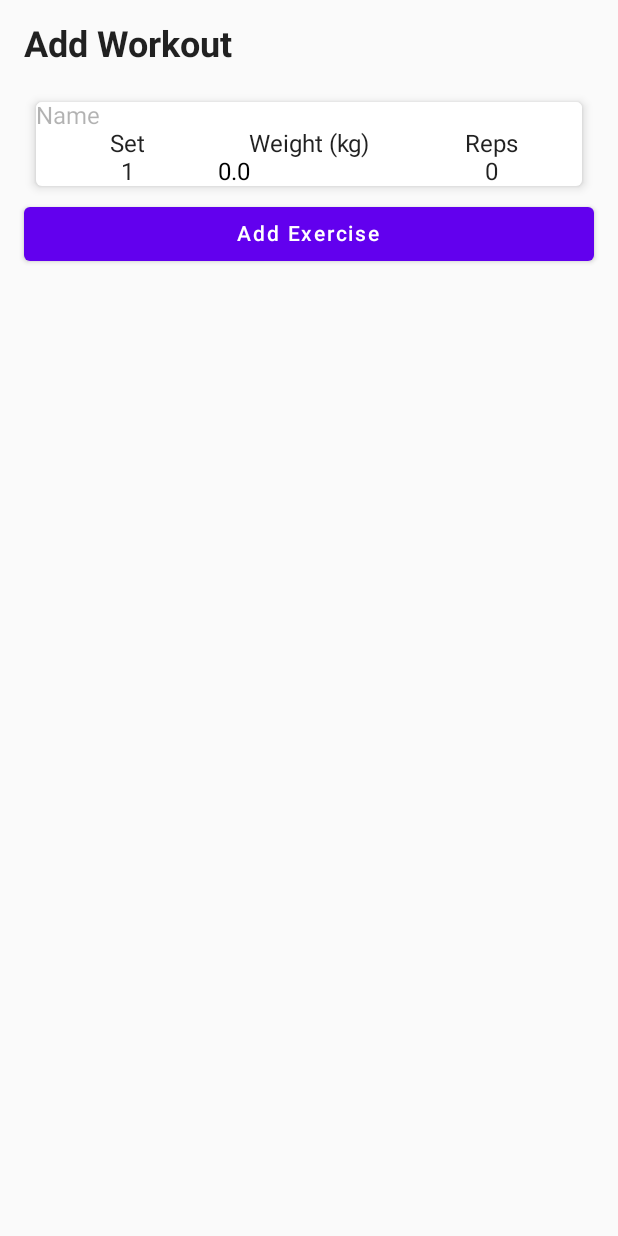
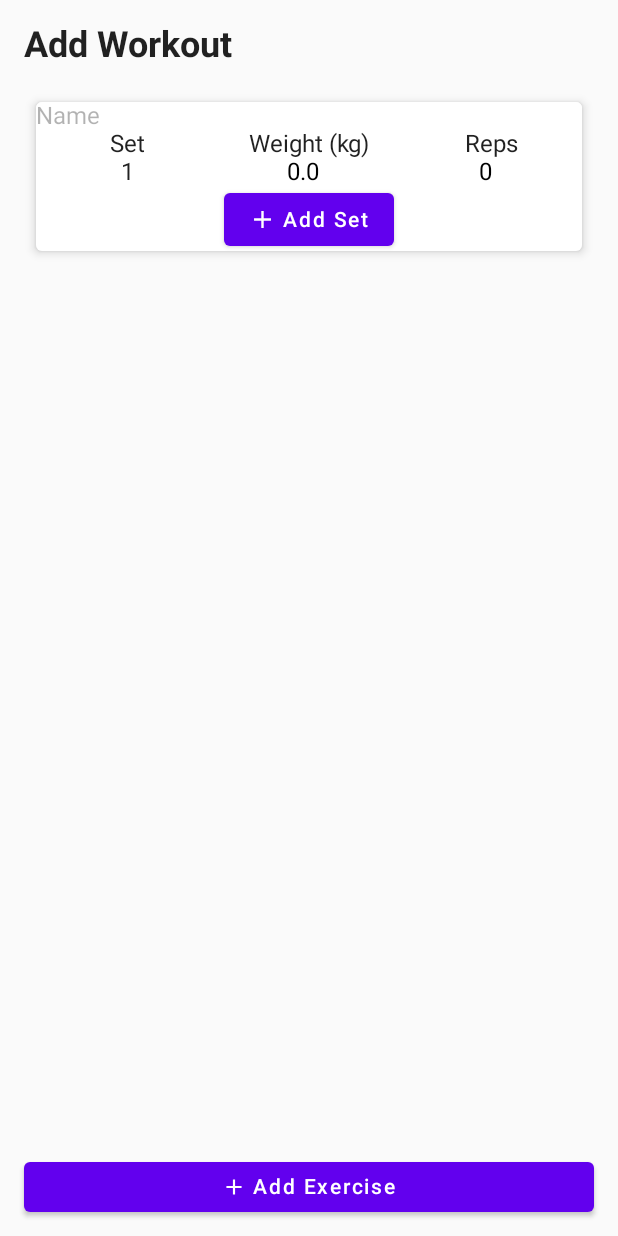
Before and after one commit to dillonpike/Gym-Tracker, an Android app built with Jetpack Compose: the WorkoutTrackingScreen screen opened through its navigation route, on a phone screen of 412 x 824 dp. Run offline under Robolectric (Android 15) with nearby library versions, the phone set to English and light mode, and no system bars; our stand-ins replace livedata-compose.

Commit message:
Refactored add workout code. Sets can be added. Add exercise button doesn't disappear when there are too many exercises/sets.

```diff
--- a/app/src/main/java/nz/ac/uclive/dkp33/fitnesstracker/FitnessTrackerApp.kt
+++ b/app/src/main/java/nz/ac/uclive/dkp33/fitnesstracker/FitnessTrackerApp.kt
@@ -14,6 +14,7 @@ import androidx.navigation.NavController
 import androidx.navigation.compose.NavHost
 import androidx.navigation.compose.composable
 import androidx.navigation.compose.rememberNavController
+import nz.ac.uclive.dkp33.fitnesstracker.Screens.WorkoutTrackingScreen
 
 @Composable
 fun FitnessTrackerApp() {
--- /dev/null
+++ b/app/src/main/java/nz/ac/uclive/dkp33/fitnesstracker/Screens/WorkoutTrackingScreen.kt
@@ -0,0 +1,275 @@
+package nz.ac.uclive.dkp33.fitnesstracker.Screens
+
+import android.util.Log
+import androidx.compose.foundation.background
+import androidx.compose.foundation.layout.*
+import androidx.compose.foundation.lazy.LazyColumn
+import androidx.compose.foundation.lazy.itemsIndexed
+import androidx.compose.foundation.text.BasicTextField
+import androidx.compose.material.*
+import androidx.compose.material.icons.Icons
+import androidx.compose.material.icons.filled.Add
+import androidx.compose.runtime.*
+import androidx.compose.runtime.livedata.observeAsState
+import androidx.compose.ui.Alignment
+import androidx.compose.ui.Modifier
+import androidx.compose.ui.graphics.SolidColor
+import androidx.compose.ui.res.stringResource
+import androidx.compose.ui.text.font.FontWeight
+import androidx.compose.ui.text.style.TextAlign
+import androidx.compose.ui.tooling.preview.Preview
+import androidx.compose.ui.unit.TextUnit
+import androidx.compose.ui.unit.dp
+import androidx.compose.ui.unit.sp
+import androidx.lifecycle.LiveData
+import androidx.lifecycle.MutableLiveData
+import androidx.lifecycle.ViewModel
+import androidx.lifecycle.viewmodel.compose.viewModel
+import androidx.navigation.NavController
+import androidx.navigation.compose.*
+import nz.ac.uclive.dkp33.fitnesstracker.R
+import nz.ac.uclive.dkp33.fitnesstracker.model.Exercise
+import nz.ac.uclive.dkp33.fitnesstracker.model.WorkoutViewModel
+import nz.ac.uclive.dkp33.fitnesstracker.ui.theme.FitnessTrackerTheme
+import java.util.*
+
+@Composable
+fun WorkoutTrackingScreen(navController: NavController, workoutViewModel: WorkoutViewModel = viewModel()) {
+    val exercises by workoutViewModel.exercises.observeAsState(listOf())
+    Column(
+        modifier = Modifier
+            .fillMaxSize()
+            .padding(16.dp)
+    ) {
+        AddWorkoutHeading()
+        Box (modifier = Modifier.weight(0.95f)) {
+            LazyColumn {
+                itemsIndexed(exercises) { exerciseIndex, exercise ->
+                    Card(
+                        modifier = Modifier
+                            .fillMaxWidth()
+                            .padding(8.dp),
+                        elevation = 4.dp
+                    ) {
+                        Column(
+                            horizontalAlignment = Alignment.CenterHorizontally
+                        ) {
+                            Row {
+                                NameTextField(
+                                    value = exercise.name,
+                                    onValueChange = {
+                                        workoutViewModel.updateExercise(
+                                            exerciseIndex,
+                                            exercise.copy(name = it)
+                                        )
+                                    }
+                                )
+                            }
+                            SetTitles()
+                            SetRows(workoutViewModel, exercise, exerciseIndex)
+                            AddSetButton(workoutViewModel, exerciseIndex)
+                        }
+                    }
+                }
+            }
+        }
+        Box (modifier = Modifier.weight(0.05f).padding(top=4.dp)) {
+            AddExerciseButton(workoutViewModel)
+        }
+    }
+}
+
+@Composable
+private fun AddWorkoutHeading() {
+    Text(
+        text = "Add Workout",
+        style = MaterialTheme.typography.h5,
+        fontWeight = FontWeight.Bold,
+        modifier = Modifier.padding(bottom = 16.dp)
+    )
+}
+
+@Composable
+private fun AddExerciseButton(workoutViewModel: WorkoutViewModel) {
+    Button(
+        onClick = {
+            workoutViewModel.addExercise()
+        },
+        modifier = Modifier.fillMaxWidth()
+    ) {
+        Icon(
+            imageVector = Icons.Default.Add,
+            contentDescription = stringResource(id = R.string.add_set_button_description)
+        )
+        Text(
+            text = stringResource(id = R.string.add_exercise_button),
+            modifier = Modifier.padding(start = 4.dp)
+        )
+    }
+}
+
+@Composable
+private fun AddSetButton(workoutViewModel: WorkoutViewModel, exerciseIndex: Int) {
+    Button(
+        onClick = { workoutViewModel.addSet(exerciseIndex) },
+        modifier = Modifier
+            .padding(4.dp)
+            .height(35.dp)
+    ) {
+        Icon(
+            imageVector = Icons.Default.Add,
+            contentDescription = stringResource(id = R.string.add_set_button_description)
+        )
+        Text(
+            text = stringResource(id = R.string.add_set_button_description),
+            modifier = Modifier.padding(start = 4.dp)
+        )
+    }
+}
+
+@Composable
+private fun NameTextField(value : String, onValueChange: (String) -> Unit) {
+    CustomTextField(
+        value = value,
+        onValueChange = { onValueChange(it) },
+        fontSize = 16.sp,
+        placeholderText = "Name"
+    )
+}
+
+@Composable
+private fun SetTextField(value: String, onValueChange: (String) -> Unit) {
+    CustomTextField(
+        value = value,
+        onValueChange = { onValueChange(it) },
+        fontSize = 16.sp,
+        placeholderText = "",
+        textAlign = TextAlign.Center
+    )
+}
+
+@Composable
+private fun SetTitles() {
+    Row (
+        modifier = Modifier.fillMaxWidth(),
+        horizontalArrangement = Arrangement.SpaceEvenly
+    ) {
+        Box(
+            modifier = Modifier.weight(1f),
+            contentAlignment = Alignment.Center
+        ) {
+            Text(text = "Set")
+        }
+        Box(
+            modifier = Modifier.weight(1f),
+            contentAlignment = Alignment.Center
+        ) {
+            Text(text = "Weight (kg)")
+        }
+        Box(
+            modifier = Modifier.weight(1f),
+            contentAlignment = Alignment.Center
+        ) {
+            Text(text = "Reps")
+        }
+    }
+}
+
+@Composable
+private fun SetRows(workoutViewModel: WorkoutViewModel, exercise: Exercise, exerciseIndex: Int) {
+    exercise.sets.forEachIndexed { setIndex, set ->
+        Row (
+            modifier = Modifier.fillMaxWidth(),
+            horizontalArrangement = Arrangement.SpaceEvenly
+        ) {
+            Box(
+                modifier = Modifier.weight(1f),
+                contentAlignment = Alignment.Center
+            ) {
+                Text(text = "${setIndex+1}")
+            }
+            Box(
+                modifier = Modifier.weight(1f),
+                contentAlignment = Alignment.Center
+            ) {
+                SetTextField(
+                    value = "${set.first}",
+                    onValueChange = {
+                        workoutViewModel.updateSetValue(exerciseIndex, setIndex, it, true)
+                    }
+                )
+            }
+            Box(
+                modifier = Modifier.weight(1f),
+                contentAlignment = Alignment.Center
+            ) {
+                SetTextField(
+                    value = "${set.second}",
+                    onValueChange = {
+                        workoutViewModel.updateSetValue(exerciseIndex, setIndex, it, false)
+                    }
+                )
+            }
+        }
+    }
+}
+
+@Composable
+private fun CustomTextField(
+    value: String,
+    onValueChange: (String) -> Unit,
+    modifier: Modifier = Modifier,
+    leadingIcon: (@Composable () -> Unit)? = null,
+    trailingIcon: (@Composable () -> Unit)? = null,
+    placeholderText: String = "Placeholder",
+    fontSize: TextUnit = MaterialTheme.typography.body2.fontSize,
+    textAlign: TextAlign = TextAlign.Left
+) {
+    BasicTextField(
+        modifier = modifier
+        .background(
+            MaterialTheme.colors.surface,
+            MaterialTheme.shapes.small,
+        ),
+//        .fillMaxWidth(),
+        value = value,
+        onValueChange = {
+            Log.v("info", it)
+            onValueChange(it) },
+        singleLine = true,
+        cursorBrush = SolidColor(MaterialTheme.colors.primary),
+        textStyle = LocalTextStyle.current.copy(
+            color = MaterialTheme.colors.onSurface,
+            fontSize = fontSize,
+            textAlign = textAlign
+        ),
+        decorationBox = { innerTextField ->
+            Row(
+                modifier,
+                verticalAlignment = Alignment.CenterVertically
+            ) {
+                if (leadingIcon != null) leadingIcon()
+                Box(Modifier.weight(1f)) {
+                    if (value.isEmpty()) Text(
+                        placeholderText,
+                        style = LocalTextStyle.current.copy(
+                            color = MaterialTheme.colors.onSurface.copy(alpha = 0.3f),
+                            fontSize = fontSize
+                        )
+                    )
+                    innerTextField()
+                }
+                if (trailingIcon != null) trailingIcon()
+            }
+        }
+    )
+}
+
+@Preview(showBackground = true)
+@Composable
+fun DefaultPreview() {
+    FitnessTrackerTheme {
+        val navController = rememberNavController()
+        WorkoutTrackingScreen(navController)
+    }
+}
--- a/app/src/main/java/nz/ac/uclive/dkp33/fitnesstracker/WorkoutTrackingScreen.kt
+++ /dev/null
@@ -1,248 +0,0 @@
-package nz.ac.uclive.dkp33.fitnesstracker
-
-import android.util.Log
-import androidx.compose.animation.*
-import androidx.compose.animation.core.animateFloatAsState
-import androidx.compose.foundation.background
-import androidx.compose.foundation.layout.*
-import androidx.compose.foundation.lazy.LazyColumn
-import androidx.compose.foundation.lazy.items
-import androidx.compose.foundation.lazy.itemsIndexed
-import androidx.compose.foundation.text.BasicTextField
-import androidx.compose.foundation.text.KeyboardActions
-import androidx.compose.foundation.text.KeyboardOptions
-import androidx.compose.material.*
-import androidx.compose.runtime.*
-import androidx.compose.runtime.livedata.observeAsState
-import androidx.compose.runtime.saveable.rememberSaveable
-import androidx.compose.ui.Alignment
-import androidx.compose.ui.Modifier
-import androidx.compose.ui.draw.alpha
-import androidx.compose.ui.graphics.Color
-import androidx.compose.ui.graphics.SolidColor
-import androidx.compose.ui.text.font.FontStyle
-import androidx.compose.ui.text.font.FontWeight
-import androidx.compose.ui.text.input.ImeAction
-import androidx.compose.ui.text.input.KeyboardType
-import androidx.compose.ui.tooling.preview.Preview
-import androidx.compose.ui.unit.TextUnit
-import androidx.compose.ui.unit.dp
-import androidx.compose.ui.unit.sp
-import androidx.lifecycle.LiveData
-import androidx.lifecycle.MutableLiveData
-import androidx.lifecycle.ViewModel
-import androidx.lifecycle.viewmodel.compose.viewModel
-import androidx.navigation.NavController
-import androidx.navigation.compose.*
-import nz.ac.uclive.dkp33.fitnesstracker.model.Exercise
-import nz.ac.uclive.dkp33.fitnesstracker.model.Workout
-import nz.ac.uclive.dkp33.fitnesstracker.ui.theme.FitnessTrackerTheme
-import java.text.SimpleDateFormat
-import java.util.*
-
-class WorkoutViewModel : ViewModel() {
-
-    private val _workoutDate = MutableLiveData<Date>(Calendar.getInstance().time)
-    val workoutDate: LiveData<Date>
-        get() = _workoutDate
-
-    private val _exercises = MutableLiveData<List<Exercise>>(listOf(Exercise("", listOf(0f to 0))))
-    val exercises: LiveData<List<Exercise>>
-        get() = _exercises
-
-    private val _name = MutableLiveData("")
-    val name: LiveData<String>
-        get() = _name
-
-    fun setWorkoutDate(date: Date) {
-        _workoutDate.value = date
-    }
-
-    fun setExercises(newExercises: List<Exercise>) {
-        _exercises.value = newExercises
-    }
-
-    fun updateExercise(index: Int, updatedExercise: Exercise) {
-        val updatedExercises = exercises.value?.toMutableList() ?: mutableListOf()
-        updatedExercises[index] = updatedExercise
-        _exercises.value = updatedExercises
-    }
-
-    fun addExercise() {
-        val updatedExercises = exercises.value?.toMutableList() ?: mutableListOf()
-        updatedExercises.add(Exercise("", listOf(0f to 0)))
-        _exercises.value = updatedExercises
-    }
-}
-
-@Composable
-fun WorkoutTrackingScreen(navController: NavController, workoutViewModel: WorkoutViewModel = viewModel()) {
-    val exercises by workoutViewModel.exercises.observeAsState(listOf())
-    Column(
-        modifier = Modifier
-            .fillMaxSize()
-            .padding(16.dp)
-    ) {
-        Text(
-            text = "Add Workout",
-            style = MaterialTheme.typography.h5,
-            fontWeight = FontWeight.Bold,
-            modifier = Modifier.padding(bottom = 16.dp)
-        )
-        LazyColumn {
-            itemsIndexed(exercises) { index, exercise ->
-                Card(
-                    modifier = Modifier
-                        .fillMaxWidth()
-                        .padding(8.dp),
-                    elevation = 4.dp
-                ) {
-                    Column {
-                        CustomTextField(
-                            value = exercise.name,
-                            onValueChange = {
-                                workoutViewModel.updateExercise(index, exercise.copy(name = it))
-                            },
-                            fontSize = 16.sp,
-                            placeholderText = "Name"
-                        )
-                        SetsTitles()
-                        exercise.sets.forEachIndexed { index, set ->
-                            Row (
-                                modifier = Modifier.fillMaxWidth(),
-                                horizontalArrangement = Arrangement.SpaceEvenly
-                            ) {
-                                Box(
-                                    modifier = Modifier.weight(1f),
-                                    contentAlignment = Alignment.Center
-                                ) {
-                                    Text(text = "${index+1}")
-                                }
-                                Box(
-                                    modifier = Modifier.weight(1f),
-                                    contentAlignment = Alignment.Center
-                                ) {
-                                    CustomTextField(
-                                        value = "${set.first}",
-                                        onValueChange = { newValue: String ->
-                                            val newSets = exercise.sets.toMutableList()
-                                            if (newSets.isNotEmpty()) {
-                                                val newFirstValue = newValue.toFloatOrNull() ?: 0f
-                                                newSets[0] = newFirstValue to newSets[0].second
-                                                val updatedExercise = exercise.copy(sets = newSets)
-                                                workoutViewModel.updateExercise(index, updatedExercise)
-                                            }
-                                        },
-                                        fontSize = 16.sp,
-                                        placeholderText = ""
-                                    )
-                                }
-                                Box(
-                                    modifier = Modifier.weight(1f),
-                                    contentAlignment = Alignment.Center
-                                ) {
-                                    Text(text = "${set.second}")
-                                }
-                            }
-                        }
-                    }
-                }
-            }
-        }
-        Button(
-            onClick = {
-                workoutViewModel.addExercise()
-            },
-            modifier = Modifier.fillMaxWidth()
-        ) {
-            Text(text = "Add Exercise")
-        }
-    }
-}
-
-@Composable
-private fun SetsTitles() {
-    Row (
-        modifier = Modifier.fillMaxWidth(),
-        horizontalArrangement = Arrangement.SpaceEvenly
-    ) {
-        Box(
-            modifier = Modifier.weight(1f),
-            contentAlignment = Alignment.Center
-        ) {
-            Text(text = "Set")
-        }
-        Box(
-            modifier = Modifier.weight(1f),
-            contentAlignment = Alignment.Center
-        ) {
-            Text(text = "Weight (kg)")
-        }
-        Box(
-            modifier = Modifier.weight(1f),
-            contentAlignment = Alignment.Center
-        ) {
-            Text(text = "Reps")
-        }
-    }
-}
-
-@Composable
-private fun CustomTextField(
-    value: String,
-    onValueChange: (String) -> Unit,
-    modifier: Modifier = Modifier,
-    leadingIcon: (@Composable () -> Unit)? = null,
-    trailingIcon: (@Composable () -> Unit)? = null,
-    placeholderText: String = "Placeholder",
-    fontSize: TextUnit = MaterialTheme.typography.body2.fontSize
-) {
-    BasicTextField(
-        modifier = modifier
-        .background(
-            MaterialTheme.colors.surface,
-            MaterialTheme.shapes.small,
-        ),
-//        .fillMaxWidth(),
-        value = value,
-        onValueChange = {
-            Log.v("info", it)
-            onValueChange(it) },
-        singleLine = true,
-        cursorBrush = SolidColor(MaterialTheme.colors.primary),
-        textStyle = LocalTextStyle.current.copy(
-            color = MaterialTheme.colors.onSurface,
-            fontSize = fontSize
-        ),
-        decorationBox = { innerTextField ->
-            Row(
-                modifier,
-                verticalAlignment = Alignment.CenterVertically
-            ) {
-                if (leadingIcon != null) leadingIcon()
-                Box(Modifier.weight(1f)) {
-                    if (value.isEmpty()) Text(
-                        placeholderText,
-                        style = LocalTextStyle.current.copy(
-                            color = MaterialTheme.colors.onSurface.copy(alpha = 0.3f),
-                            fontSize = fontSize
-                        )
-                    )
-                    innerTextField()
-                }
-                if (trailingIcon != null) trailingIcon()
-            }
-        }
-    )
-}
-
-
-@Preview(showBackground = true)
-@Composable
-fun DefaultPreview() {
-    FitnessTrackerTheme {
-        val navController = rememberNavController()
-
-        WorkoutTrackingScreen(navController)
-    }
-}
--- a/app/src/main/res/values/strings.xml
+++ b/app/src/main/res/values/strings.xml
@@ -1,3 +1,5 @@
 <resources>
     <string name="app_name">Fitness Tracker</string>
+    <string name="add_set_button_description">Add Set</string>
+    <string name="add_exercise_button">Add Exercise</string>
 </resources>
```
Also changed, not shown: app/src/main/java/nz/ac/uclive/dkp33/fitnesstracker/model/WorkoutViewModel.kt (added, +70 -0 lines), app/src/main/java/nz/ac/uclive/dkp33/fitnesstracker/Screens/WorkoutHistoryScreen.kt (renamed from app/src/main/java/nz/ac/uclive/dkp33/fitnesstracker/WorkoutHistoryScreen.kt).
